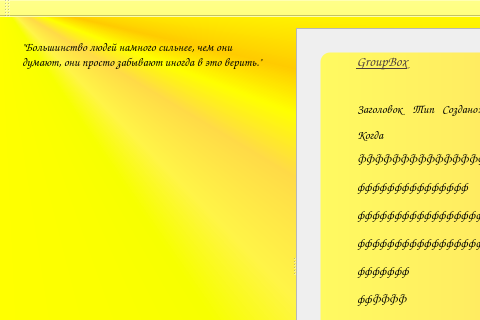
Before: the Qt Designer form MattyNotes/mattynotes.ui in MattyMatiss/MattyNotesOld, drawn with Qt 5; both pictures show x 0 to 480 and y 0 to 320 of the 702 by 534 pixel window.
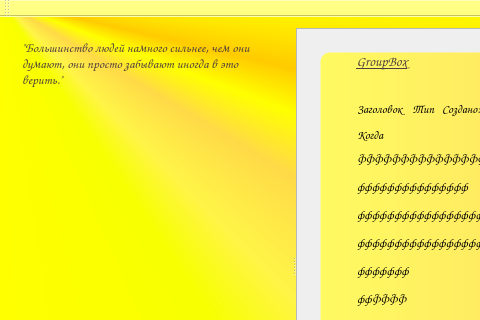
After: the same form once the commit is applied. Icons and pictures are not drawn.

```diff
--- a/MattyNotes/mattynotes.ui
+++ b/MattyNotes/mattynotes.ui
@@ -26,6 +26,10 @@
    <layout class="QGridLayout" name="gridLayout_4">
     <item row="0" column="0">
      <widget class="QSplitter" name="splitter">
+      <property name="styleSheet">
+       <string notr="true">QSplitter::handle { background-color: transparent;
+background-image: url(:/MattyNotes/VerticalLine.png); }</string>
+      </property>
       <property name="orientation">
        <enum>Qt::Horizontal</enum>
       </property>
@@ -61,7 +65,9 @@
           <property name="styleSheet">
            <string notr="true">font-weight: bold;
 font-family: Comic Sans MS; 
-font-style: italic;</string>
+font-style: italic;
+color: #4d3f3d; 
+font-size: 13px;</string>
           </property>
           <property name="text">
            <string>&quot;Большинство людей намного сильнее, чем они думают, они просто забывают иногда в это верить.&quot;</string>
```
Left out of the diff: 6 changed lines with no effect on the pictures.
